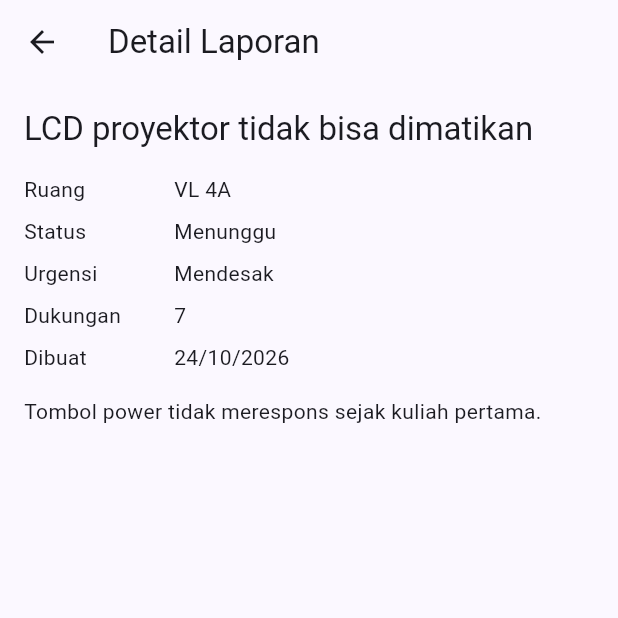
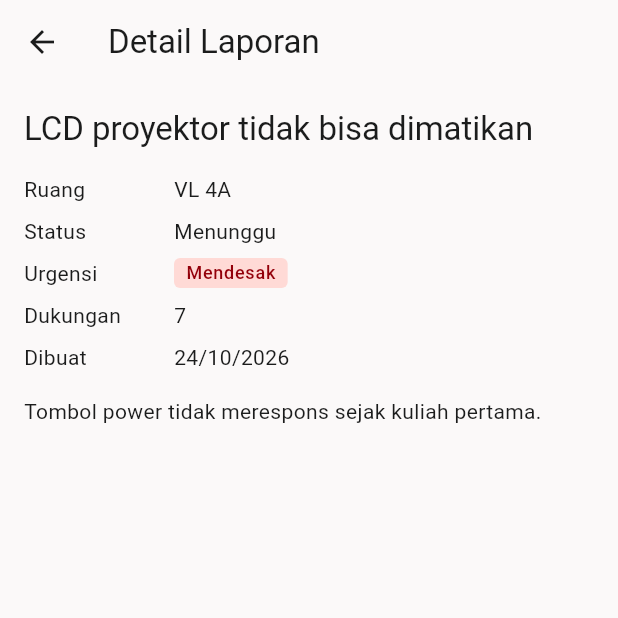
Before and after one commit to Rofidevv/pbp-proyek-raung, a Flutter app: the screen it shows after launch, after a tap on "LCD proyektor tidak bisa dimatikan", on a phone screen of 412 x 824 dp, the top half of it. Run offline on Flutter 3.47's test engine with Material 3 defaults, Android fonts, the phone set to English and light mode, and no system bars.

Commit message:
style: tema netral dan LabelTingkat untuk urgensi/kelayakan (#17)

```diff
--- a/lib/main.dart
+++ b/lib/main.dart
@@ -14,8 +14,28 @@ class LaporFasApp extends StatelessWidget {
   Widget build(BuildContext context) {
     return MaterialApp(
       title: 'LaporFas',
-      theme: ThemeData(colorScheme: ColorScheme.fromSeed(seedColor: Colors.indigo)),
+      theme: _tema(Brightness.light),
+      darkTheme: _tema(Brightness.dark),
       home: const Beranda(),
+    );
+  }
+
+  // Netral; warna hanya untuk tingkat urgensi/kelayakan.
+  static ThemeData _tema(Brightness b) {
+    final kuning = ColorScheme.fromSeed(
+      seedColor: Colors.amber,
+      brightness: b,
+      dynamicSchemeVariant: DynamicSchemeVariant.fidelity,
+    );
+    return ThemeData(
+      colorScheme: ColorScheme.fromSeed(
+        seedColor: Colors.blueGrey,
+        brightness: b,
+        dynamicSchemeVariant: DynamicSchemeVariant.neutral,
+      ).copyWith(
+        tertiaryContainer: kuning.primaryContainer,
+        onTertiaryContainer: kuning.onPrimaryContainer,
+      ),
     );
   }
 }
--- a/lib/models.dart
+++ b/lib/models.dart
@@ -18,6 +18,7 @@ enum Urgensi {
   final String label;
 }
 
+// Urutan dari layak ke tidak layak; index dipakai LabelTingkat.
 enum KelayakanRuang {
   layak('Layak'),
   adaLaporanTerbuka('Ada laporan terbuka'),
--- a/lib/screens/daftar_laporan_screen.dart
+++ b/lib/screens/daftar_laporan_screen.dart
@@ -2,6 +2,7 @@ import 'package:flutter/material.dart';
 
 import '../data_contoh.dart';
 import '../models.dart';
+import '../widgets/label_tingkat.dart';
 import 'detail_laporan_screen.dart';
 
 class DaftarLaporanScreen extends StatefulWidget {
@@ -20,7 +21,8 @@ class _DaftarLaporanScreenState extends State<DaftarLaporanScreen> {
         for (final l in laporanContoh)
           ListTile(
             title: Text(l.judul),
-            subtitle: Text('${l.ruang} · ${l.status.label} · ${l.urgensi.label}'),
+            subtitle: Text('${l.ruang} · ${l.status.label}'),
+            trailing: LabelTingkat(l.urgensi.label, tingkat: l.urgensi.index),
             selected: berdampingan && l == _terpilih,
             onTap: berdampingan
                 ? () => setState(() => _terpilih = l)
--- a/lib/screens/dasbor_sarpras_screen.dart
+++ b/lib/screens/dasbor_sarpras_screen.dart
@@ -2,6 +2,7 @@ import 'package:flutter/material.dart';
 
 import '../data_contoh.dart';
 import '../models.dart';
+import '../widgets/label_tingkat.dart';
 import 'detail_laporan_screen.dart';
 
 class DasborSarprasScreen extends StatelessWidget {
@@ -40,7 +41,7 @@ class DasborSarprasScreen extends StatelessWidget {
                   cells: [
                     DataCell(Text(l.ruang)),
                     DataCell(Text(l.judul)),
-                    DataCell(Text(l.urgensi.label)),
+                    DataCell(LabelTingkat(l.urgensi.label, tingkat: l.urgensi.index)),
                     DataCell(Text('${l.dukungan}')),
                     DataCell(Text(l.status.label)),
                   ],
--- a/lib/screens/detail_laporan_screen.dart
+++ b/lib/screens/detail_laporan_screen.dart
@@ -1,6 +1,7 @@
 import 'package:flutter/material.dart';
 
 import '../models.dart';
+import '../widgets/label_tingkat.dart';
 
 /// Isi detail tanpa Scaffold; dipakai di panel kanan Daftar dan di halaman push.
 class DetailLaporan extends StatelessWidget {
@@ -11,12 +12,12 @@ class DetailLaporan extends StatelessWidget {
   @override
   Widget build(BuildContext context) {
     final d = laporan.dibuatPada;
-    Widget baris(String label, String isi) => Padding(
+    Widget baris(String label, Widget isi) => Padding(
           padding: const EdgeInsets.symmetric(vertical: 4),
           child: Row(
             children: [
               SizedBox(width: 100, child: Text(label)),
-              Expanded(child: Text(isi)),
+              Expanded(child: Align(alignment: Alignment.centerLeft, child: isi)),
             ],
           ),
         );
@@ -25,11 +26,11 @@ class DetailLaporan extends StatelessWidget {
       children: [
         Text(laporan.judul, style: Theme.of(context).textTheme.titleLarge),
         const SizedBox(height: 12),
-        baris('Ruang', laporan.ruang),
-        baris('Status', laporan.status.label),
-        baris('Urgensi', laporan.urgensi.label),
-        baris('Dukungan', '${laporan.dukungan}'),
-        baris('Dibuat', '${d.day}/${d.month}/${d.year}'),
+        baris('Ruang', Text(laporan.ruang)),
+        baris('Status', Text(laporan.status.label)),
+        baris('Urgensi', LabelTingkat(laporan.urgensi.label, tingkat: laporan.urgensi.index)),
+        baris('Dukungan', Text('${laporan.dukungan}')),
+        baris('Dibuat', Text('${d.day}/${d.month}/${d.year}')),
         const SizedBox(height: 12),
         Text(laporan.deskripsi),
       ],
--- a/lib/screens/ruang_screen.dart
+++ b/lib/screens/ruang_screen.dart
@@ -2,6 +2,7 @@ import 'package:flutter/material.dart';
 
 import '../data_contoh.dart';
 import '../models.dart';
+import '../widgets/label_tingkat.dart';
 import 'detail_laporan_screen.dart';
 import 'form_lapor_screen.dart';
 
@@ -48,7 +49,7 @@ class _RuangScreenState extends State<RuangScreen> {
               title: Text(_aktif.kode),
               subtitle: Text('${_aktif.gedung}\n${_aktif.jadwalPakai}'),
               isThreeLine: true,
-              trailing: Text(_aktif.statusKelayakan.label),
+              trailing: LabelTingkat(_aktif.statusKelayakan.label, tingkat: _aktif.statusKelayakan.index),
             ),
           ),
           Expanded(
@@ -59,7 +60,8 @@ class _RuangScreenState extends State<RuangScreen> {
                       for (final l in terbuka)
                         ListTile(
                           title: Text(l.judul),
-                          subtitle: Text('${l.status.label} · ${l.urgensi.label} · ${l.dukungan} dukungan'),
+                          subtitle: Text('${l.status.label} · ${l.dukungan} dukungan'),
+                          trailing: LabelTingkat(l.urgensi.label, tingkat: l.urgensi.index),
                           onTap: () => Navigator.push(
                             context,
                             MaterialPageRoute(builder: (_) => DetailLaporanScreen(laporan: l)),
--- a/lib/screens/status_publik_screen.dart
+++ b/lib/screens/status_publik_screen.dart
@@ -2,6 +2,7 @@ import 'package:flutter/material.dart';
 
 import '../data_contoh.dart';
 import '../models.dart';
+import '../widgets/label_tingkat.dart';
 
 class StatusPublikScreen extends StatelessWidget {
   const StatusPublikScreen({super.key});
@@ -15,12 +16,11 @@ class StatusPublikScreen extends StatelessWidget {
           for (final r in ruangContoh)
             ListTile(
               title: Text(r.kode),
-              subtitle: Text(r.gedung),
-              trailing: Text(
-                '${r.statusKelayakan.label}\n'
+              subtitle: Text(
+                '${r.gedung} · '
                 '${laporanContoh.where((l) => l.ruang == r.kode && l.status != StatusLaporan.ditutup).length} laporan terbuka',
-                textAlign: TextAlign.end,
               ),
+              trailing: LabelTingkat(r.statusKelayakan.label, tingkat: r.statusKelayakan.index),
             ),
         ],
       ),
--- /dev/null
+++ b/lib/widgets/label_tingkat.dart
@@ -0,0 +1,29 @@
+import 'package:flutter/material.dart';
+
+/// Motif identitas LaporFas: satu-satunya tempat warna dipakai.
+/// Teks selalu ikut tampil, jadi informasinya tidak bergantung pada warna saja.
+class LabelTingkat extends StatelessWidget {
+  const LabelTingkat(this.teks, {super.key, required this.tingkat});
+
+  final String teks;
+
+  /// 0 = biasa, 1 = perlu perhatian, 2 = mendesak. Sama dengan `index` Urgensi dan KelayakanRuang.
+  final int tingkat;
+
+  @override
+  Widget build(BuildContext context) {
+    final cs = Theme.of(context).colorScheme;
+    final (latar, isi) = switch (tingkat) {
+      2 => (cs.errorContainer, cs.onErrorContainer),
+      1 => (cs.tertiaryContainer, cs.onTertiaryContainer),
+      _ => (cs.surfaceContainerHighest, cs.onSurfaceVariant),
+    };
+    return DecoratedBox(
+      decoration: BoxDecoration(color: latar, borderRadius: BorderRadius.circular(4)),
+      child: Padding(
+        padding: const EdgeInsets.symmetric(horizontal: 8, vertical: 2),
+        child: Text(teks, style: Theme.of(context).textTheme.labelMedium?.copyWith(color: isi)),
+      ),
+    );
+  }
+}
```
